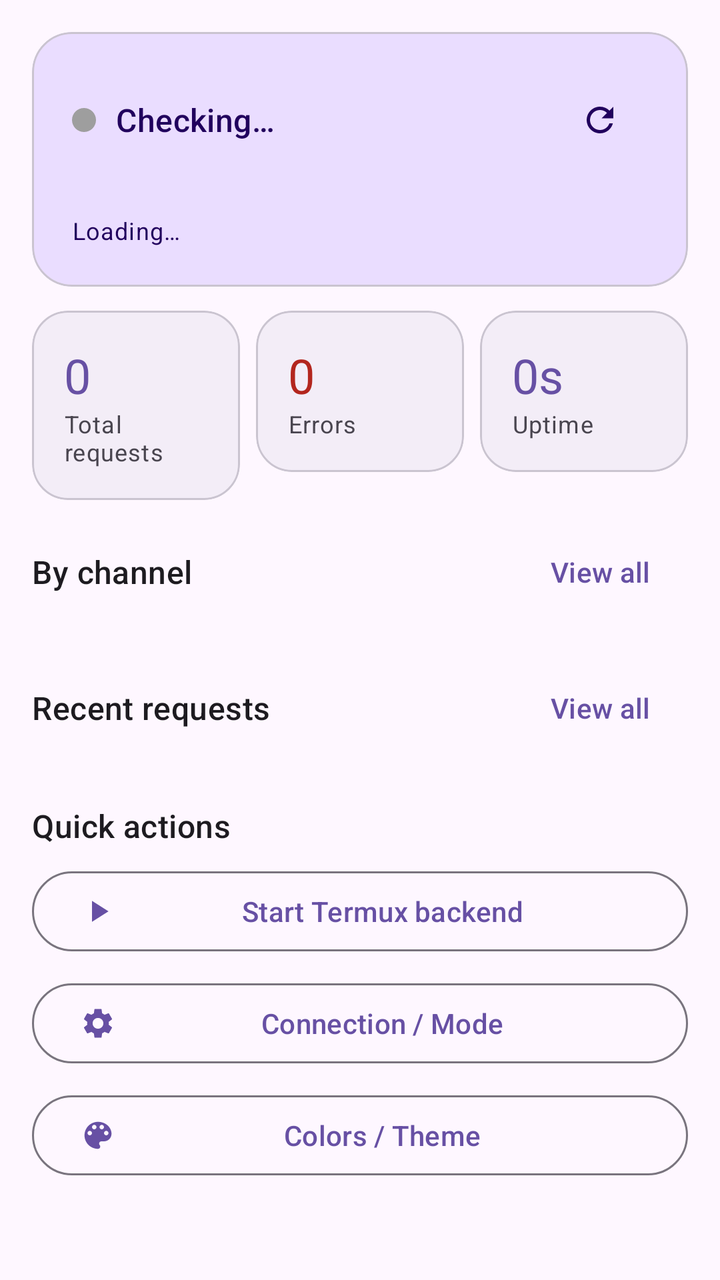
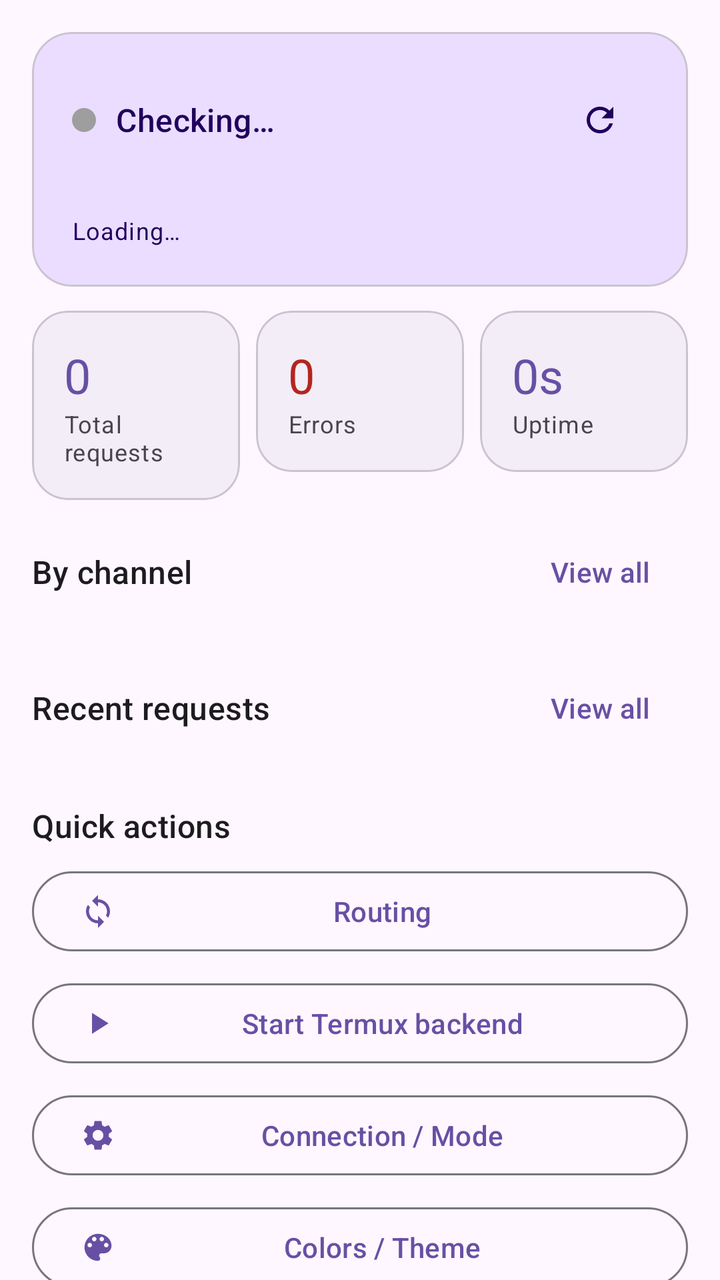

The first picture is an Android layout as it rendered before a commit; the second is the same layout after the commit. The layout source and the unified diff follow.
<!-- AndroidManifest.xml: application theme Theme.AIGateway -->
<!-- res/layout/fragment_overview.xml -->
<?xml version="1.0" encoding="utf-8"?>
<androidx.core.widget.NestedScrollView xmlns:android="http://schemas.android.com/apk/res/android"
    xmlns:app="http://schemas.android.com/apk/res-auto"
    android:layout_width="match_parent"
    android:layout_height="match_parent"
    android:fillViewport="true">

    <LinearLayout
        android:layout_width="match_parent"
        android:layout_height="wrap_content"
        android:orientation="vertical"
        android:padding="16dp">

        
        <com.google.android.material.card.MaterialCardView
            android:layout_width="match_parent"
            android:layout_height="wrap_content"
            android:layout_marginBottom="12dp"
            app:cardCornerRadius="20dp"
            app:cardElevation="0dp"
            app:cardBackgroundColor="?attr/colorPrimaryContainer">

            <LinearLayout
                android:layout_width="match_parent"
                android:layout_height="wrap_content"
                android:orientation="vertical"
                android:padding="20dp">

                <LinearLayout
                    android:layout_width="match_parent"
                    android:layout_height="wrap_content"
                    android:orientation="horizontal"
                    android:gravity="center_vertical">

                    <View
                        android:id="@+id/statusDot"
                        android:layout_width="12dp"
                        android:layout_height="12dp"
                        android:background="@drawable/bg_dot" />

                    <TextView
                        android:id="@+id/textStatus"
                        android:layout_width="0dp"
                        android:layout_height="wrap_content"
                        android:layout_weight="1"
                        android:layout_marginStart="10dp"
                        android:text="@string/ov_checking"
                        android:textAppearance="?attr/textAppearanceTitleMedium"
                        android:textColor="?attr/colorOnPrimaryContainer" />

                    <com.google.android.material.button.MaterialButton
                        android:id="@+id/btnRefresh"
                        style="@style/Widget.Material3.Button.IconButton"
                        android:layout_width="wrap_content"
                        android:layout_height="wrap_content"
                        app:icon="@drawable/ic_refresh"
                        app:iconTint="?attr/colorOnPrimaryContainer"
                        android:contentDescription="@string/refresh" />
                </LinearLayout>

                <TextView
                    android:id="@+id/textMode"
                    android:layout_width="match_parent"
                    android:layout_height="wrap_content"
                    android:textAppearance="?attr/textAppearanceBodyMedium"
                    android:textColor="?attr/colorOnPrimaryContainer" />

                <TextView
                    android:id="@+id/textInstance"
                    android:layout_width="match_parent"
                    android:layout_height="wrap_content"
                    android:layout_marginTop="4dp"
                    android:text="@string/ov_loading"
                    android:textAppearance="?attr/textAppearanceBodySmall"
                    android:textColor="?attr/colorOnPrimaryContainer" />
            </LinearLayout>
        </com.google.android.material.card.MaterialCardView>

        
        <LinearLayout
            android:layout_width="match_parent"
            android:layout_height="wrap_content"
            android:orientation="horizontal"
            android:layout_marginBottom="12dp">

            <com.google.android.material.card.MaterialCardView
                android:layout_width="0dp"
                android:layout_height="wrap_content"
                android:layout_weight="1"
                android:layout_marginEnd="4dp"
                app:cardCornerRadius="18dp"
                app:cardElevation="0dp"
                app:cardBackgroundColor="?attr/colorSurfaceContainer">
                <LinearLayout android:layout_width="match_parent" android:layout_height="wrap_content"
                    android:orientation="vertical" android:padding="16dp">
                    <TextView android:id="@+id/textRequests" android:layout_width="wrap_content"
                        android:layout_height="wrap_content" android:text="0"
                        android:textAppearance="?attr/textAppearanceHeadlineSmall" android:textColor="?attr/colorPrimary" />
                    <TextView android:layout_width="wrap_content" android:layout_height="wrap_content"
                        android:text="@string/ov_total_requests" android:textAppearance="?attr/textAppearanceBodySmall"
                        android:textColor="?attr/colorOnSurfaceVariant" />
                </LinearLayout>
            </com.google.android.material.card.MaterialCardView>

            <com.google.android.material.card.MaterialCardView
                android:layout_width="0dp"
                android:layout_height="wrap_content"
                android:layout_weight="1"
                android:layout_marginHorizontal="4dp"
                app:cardCornerRadius="18dp"
                app:cardElevation="0dp"
                app:cardBackgroundColor="?attr/colorSurfaceContainer">
                <LinearLayout android:layout_width="match_parent" android:layout_height="wrap_content"
                    android:orientation="vertical" android:padding="16dp">
                    <TextView android:id="@+id/textErrors" android:layout_width="wrap_content"
                        android:layout_height="wrap_content" android:text="0"
                        android:textAppearance="?attr/textAppearanceHeadlineSmall" android:textColor="?attr/colorError" />
                    <TextView android:layout_width="wrap_content" android:layout_height="wrap_content"
                        android:text="@string/ov_errors" android:textAppearance="?attr/textAppearanceBodySmall"
                        android:textColor="?attr/colorOnSurfaceVariant" />
                </LinearLayout>
            </com.google.android.material.card.MaterialCardView>

            <com.google.android.material.card.MaterialCardView
                android:layout_width="0dp"
                android:layout_height="wrap_content"
                android:layout_weight="1"
                android:layout_marginStart="4dp"
                app:cardCornerRadius="18dp"
                app:cardElevation="0dp"
                app:cardBackgroundColor="?attr/colorSurfaceContainer">
                <LinearLayout android:layout_width="match_parent" android:layout_height="wrap_content"
                    android:orientation="vertical" android:padding="16dp">
                    <TextView android:id="@+id/textUptime" android:layout_width="wrap_content"
                        android:layout_height="wrap_content" android:text="0s"
                        android:textAppearance="?attr/textAppearanceHeadlineSmall" android:textColor="?attr/colorPrimary" />
                    <TextView android:layout_width="wrap_content" android:layout_height="wrap_content"
                        android:text="@string/ov_uptime" android:textAppearance="?attr/textAppearanceBodySmall"
                        android:textColor="?attr/colorOnSurfaceVariant" />
                </LinearLayout>
            </com.google.android.material.card.MaterialCardView>
        </LinearLayout>

        
        <LinearLayout
            android:layout_width="match_parent"
            android:layout_height="wrap_content"
            android:orientation="horizontal"
            android:gravity="center_vertical"
            android:layout_marginBottom="4dp">
            <TextView
                android:layout_width="0dp"
                android:layout_height="wrap_content"
                android:layout_weight="1"
                android:text="@string/ov_stats_by_channel"
                android:textAppearance="?attr/textAppearanceTitleMedium" />
            <com.google.android.material.button.MaterialButton
                android:id="@+id/btnAllStats"
                style="@style/Widget.Material3.Button.TextButton"
                android:layout_width="wrap_content"
                android:layout_height="wrap_content"
                android:text="@string/ov_view_all" />
        </LinearLayout>

        <LinearLayout
            android:id="@+id/channelStatsContainer"
            android:layout_width="match_parent"
            android:layout_height="wrap_content"
            android:orientation="vertical" />

        
        <LinearLayout
            android:layout_width="match_parent"
            android:layout_height="wrap_content"
            android:orientation="horizontal"
            android:gravity="center_vertical"
            android:layout_marginTop="16dp"
            android:layout_marginBottom="4dp">
            <TextView
                android:layout_width="0dp"
                android:layout_height="wrap_content"
                android:layout_weight="1"
                android:text="@string/ov_recent_requests"
                android:textAppearance="?attr/textAppearanceTitleMedium" />
            <com.google.android.material.button.MaterialButton
                android:id="@+id/btnAllRequests"
                style="@style/Widget.Material3.Button.TextButton"
                android:layout_width="wrap_content"
                android:layout_height="wrap_content"
                android:text="@string/ov_view_all" />
        </LinearLayout>

        <LinearLayout
            android:id="@+id/recentRequestsContainer"
            android:layout_width="match_parent"
            android:layout_height="wrap_content"
            android:orientation="vertical" />

        
        <TextView
            android:layout_width="wrap_content"
            android:layout_height="wrap_content"
            android:layout_marginTop="20dp"
            android:layout_marginBottom="8dp"
            android:text="@string/ov_quick_actions"
            android:textAppearance="?attr/textAppearanceTitleMedium" />

        <com.google.android.material.button.MaterialButton
            android:id="@+id/btnStartTermux"
            style="@style/Widget.Material3.Button.OutlinedButton"
            android:layout_width="match_parent"
            android:layout_height="wrap_content"
            android:layout_marginBottom="8dp"
            app:icon="@drawable/ic_play"
            android:text="@string/termux_start_backend" />

        <com.google.android.material.button.MaterialButton
            android:id="@+id/btnConnection"
            style="@style/Widget.Material3.Button.OutlinedButton"
            android:layout_width="match_parent"
            android:layout_height="wrap_content"
            android:layout_marginBottom="8dp"
            app:icon="@drawable/ic_settings"
            android:text="@string/menu_connection" />

        <com.google.android.material.button.MaterialButton
            android:id="@+id/btnTheme"
            style="@style/Widget.Material3.Button.OutlinedButton"
            android:layout_width="match_parent"
            android:layout_height="wrap_content"
            app:icon="@drawable/ic_palette"
            android:text="@string/menu_theme" />
    </LinearLayout>
</androidx.core.widget.NestedScrollView>
<!-- resources referenced by this layout -->
<resources>
  <!-- drawable bg_dot (drawable) -->
  <?xml version="1.0" encoding="utf-8"?>
  <shape xmlns:android="http://schemas.android.com/apk/res/android"
      android:shape="oval">
      <solid android:color="#9E9E9E" />
      <size android:width="12dp" android:height="12dp" />
  </shape>
  <!-- drawable ic_play (drawable) -->
  <?xml version="1.0" encoding="utf-8"?>
  <vector xmlns:android="http://schemas.android.com/apk/res/android"
      android:width="24dp" android:height="24dp"
      android:viewportWidth="24" android:viewportHeight="24"
      android:tint="?attr/colorControlNormal">
      <path android:fillColor="@android:color/white" android:pathData="M8,5v14l11-7z"/>
  </vector>
  <!-- drawable ic_refresh (drawable) -->
  <?xml version="1.0" encoding="utf-8"?>
  <vector xmlns:android="http://schemas.android.com/apk/res/android"
      android:width="24dp" android:height="24dp"
      android:viewportWidth="24" android:viewportHeight="24"
      android:tint="?attr/colorControlNormal">
      <path android:fillColor="@android:color/white" android:pathData="M17.65,6.35C16.2,4.9 14.21,4 12,4c-4.42,0-7.99,3.58-7.99,8s3.57,8 7.99,8c3.73,0 6.84-2.55 7.73-6h-2.08c-0.82,2.33-3.04,4-5.65,4-3.31,0-6-2.69-6-6s2.69-6 6-6c1.66,0 3.14,0.69 4.22,1.78L13,11h7V4l-2.35,2.35z"/>
  </vector>
  <string name="menu_connection">Connection / Mode</string>
  <string name="menu_theme">Colors / Theme</string>
  <string name="ov_checking">Checking…</string>
  <string name="ov_errors">Errors</string>
  <string name="ov_loading">Loading…</string>
  <string name="ov_quick_actions">Quick actions</string>
  <string name="ov_recent_requests">Recent requests</string>
  <string name="ov_stats_by_channel">By channel</string>
  <string name="ov_total_requests">Total requests</string>
  <string name="ov_uptime">Uptime</string>
  <string name="ov_view_all">View all</string>
  <string name="refresh">Refresh</string>
  <string name="termux_start_backend">Start Termux backend</string>
  <color name="md_primary">#6750A4</color>
  <color name="md_on_primary">#FFFFFF</color>
  <color name="md_primary_container">#EADDFF</color>
  <color name="md_on_primary_container">#21005D</color>
  <color name="md_secondary">#625B71</color>
  <color name="md_on_secondary">#FFFFFF</color>
  <color name="md_secondary_container">#E8DEF8</color>
  <color name="md_on_secondary_container">#1D192B</color>
  <color name="md_tertiary">#7D5260</color>
  <color name="md_on_tertiary">#FFFFFF</color>
  <color name="md_tertiary_container">#FFD8E4</color>
  <color name="md_on_tertiary_container">#31111D</color>
  <color name="md_error">#B3261E</color>
  <color name="md_on_error">#FFFFFF</color>
  <color name="md_error_container">#F9DEDC</color>
  <color name="md_on_error_container">#410E0B</color>
  <color name="md_background">#FEF7FF</color>
  <color name="md_on_background">#1D1B20</color>
  <color name="md_surface">#FEF7FF</color>
  <color name="md_on_surface">#1D1B20</color>
  <color name="md_surface_variant">#E7E0EC</color>
  <color name="md_on_surface_variant">#49454F</color>
  <color name="md_outline">#79747E</color>
  <color name="md_outline_variant">#CAC4D0</color>
  <color name="md_surface_container">#F3EDF7</color>
  <color name="md_surface_container_high">#ECE6F0</color>
  <!-- unchanged entries left out for length: 3 -->
</resources>

<!-- the commit's change to res/layout/fragment_overview.xml (unified diff, before → after) -->
@@ -206,6 +206,15 @@
             android:textAppearance="?attr/textAppearanceTitleMedium" />
 
         <com.google.android.material.button.MaterialButton
+            android:id="@+id/btnRouting"
+            style="@style/Widget.Material3.Button.OutlinedButton"
+            android:layout_width="match_parent"
+            android:layout_height="wrap_content"
+            android:layout_marginBottom="8dp"
+            app:icon="@drawable/ic_sync"
+            android:text="@string/nav_routing" />
+
+        <com.google.android.material.button.MaterialButton
             android:id="@+id/btnStartTermux"
             style="@style/Widget.Material3.Button.OutlinedButton"
             android:layout_width="match_parent"
<!-- resource entries referenced after the edit -->
@@ -23,8 +23,17 @@
       android:tint="?attr/colorControlNormal">
       <path android:fillColor="@android:color/white" android:pathData="M17.65,6.35C16.2,4.9 14.21,4 12,4c-4.42,0-7.99,3.58-7.99,8s3.57,8 7.99,8c3.73,0 6.84-2.55 7.73-6h-2.08c-0.82,2.33-3.04,4-5.65,4-3.31,0-6-2.69-6-6s2.69-6 6-6c1.66,0 3.14,0.69 4.22,1.78L13,11h7V4l-2.35,2.35z"/>
   </vector>
+  <!-- drawable ic_sync (drawable) -->
+  <?xml version="1.0" encoding="utf-8"?>
+  <vector xmlns:android="http://schemas.android.com/apk/res/android"
+      android:width="24dp" android:height="24dp"
+      android:viewportWidth="24" android:viewportHeight="24"
+      android:tint="?attr/colorControlNormal">
+      <path android:fillColor="@android:color/white" android:pathData="M12,4V1L8,5l4,4V6c3.31,0 6,2.69 6,6 0,1.01-0.25,1.97-0.7,2.8l1.46,1.46C19.54,15.03 20,13.57 20,12c0-4.42-3.58-8-8-8zm0,14c-3.31,0-6-2.69-6-6 0-1.01.25-1.97.7-2.8L5.24,7.74C4.46,8.97 4,10.43 4,12c0,4.42 3.58,8 8,8v3l4-4-4-4v3z"/>
+  </vector>
   <string name="menu_connection">Connection / Mode</string>
   <string name="menu_theme">Colors / Theme</string>
+  <string name="nav_routing">Routing</string>
   <string name="ov_checking">Checking…</string>
   <string name="ov_errors">Errors</string>
   <string name="ov_loading">Loading…</string>
